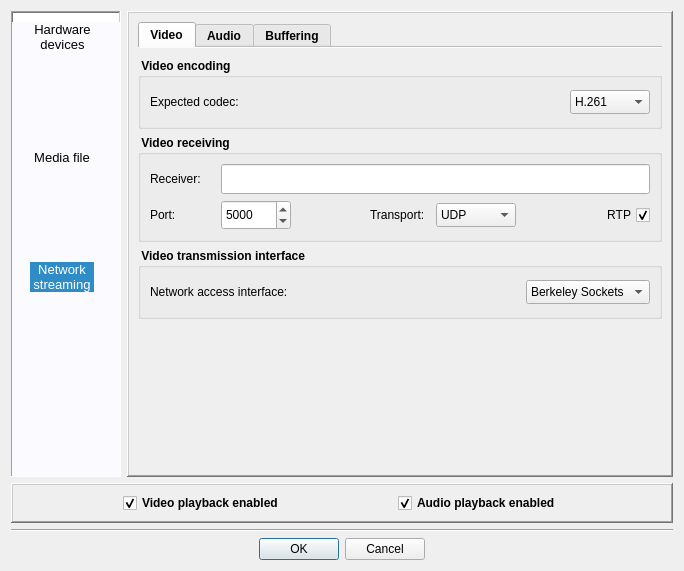
Homer-Conferencing/Homer-Conferencing, file Homer/forms/Dialogs/OpenVideoAudioPreviewDialog.ui: the form before one commit.
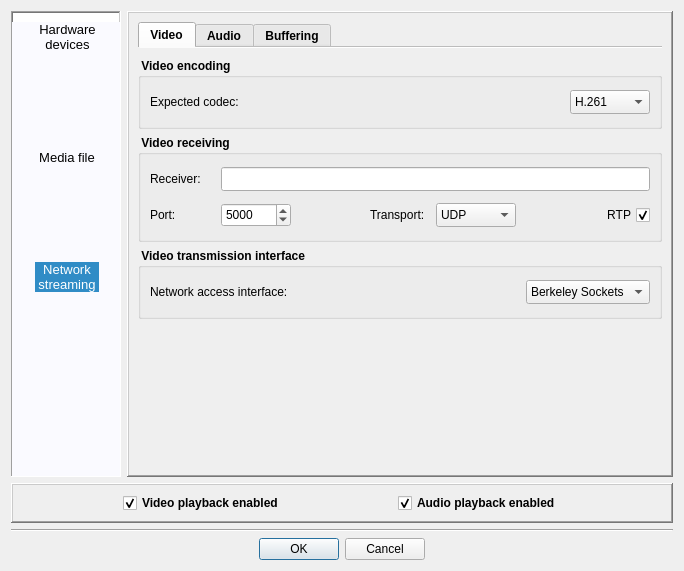
The form after the commit. Icons and pictures are not drawn.

The edit to the form file:
```diff
--- a/Homer/forms/Dialogs/OpenVideoAudioPreviewDialog.ui
+++ b/Homer/forms/Dialogs/OpenVideoAudioPreviewDialog.ui
@@ -135,10 +135,16 @@
        <property name="lineWidth">
         <number>1</number>
        </property>
+       <property name="verticalScrollBarPolicy">
+        <enum>Qt::ScrollBarAlwaysOff</enum>
+       </property>
+       <property name="horizontalScrollBarPolicy">
+        <enum>Qt::ScrollBarAlwaysOff</enum>
+       </property>
        <property name="iconSize">
         <size>
-         <width>45</width>
-         <height>45</height>
+         <width>40</width>
+         <height>40</height>
         </size>
        </property>
        <property name="textElideMode">
@@ -156,12 +162,9 @@
        <property name="layoutMode">
         <enum>QListView::SinglePass</enum>
        </property>
-       <property name="spacing">
-        <number>0</number>
-       </property>
        <property name="gridSize">
         <size>
-         <width>100</width>
+         <width>110</width>
          <height>120</height>
         </size>
        </property>
@@ -808,13 +811,7 @@
                       <property name="minimumSize">
                        <size>
                         <width>200</width>
-                        <height>30</height>
-                       </size>
-                      </property>
-                      <property name="maximumSize">
-                       <size>
-                        <width>16777215</width>
-                        <height>30</height>
+                        <height>24</height>
                        </size>
                       </property>
                       <property name="font">
@@ -862,13 +859,7 @@
                       <property name="minimumSize">
                        <size>
                         <width>70</width>
-                        <height>30</height>
-                       </size>
-                      </property>
-                      <property name="maximumSize">
-                       <size>
-                        <width>70</width>
-                        <height>30</height>
+                        <height>24</height>
                        </size>
                       </property>
                       <property name="font">
```
Left out of the diff: 61 changed lines with no effect on the pictures.
